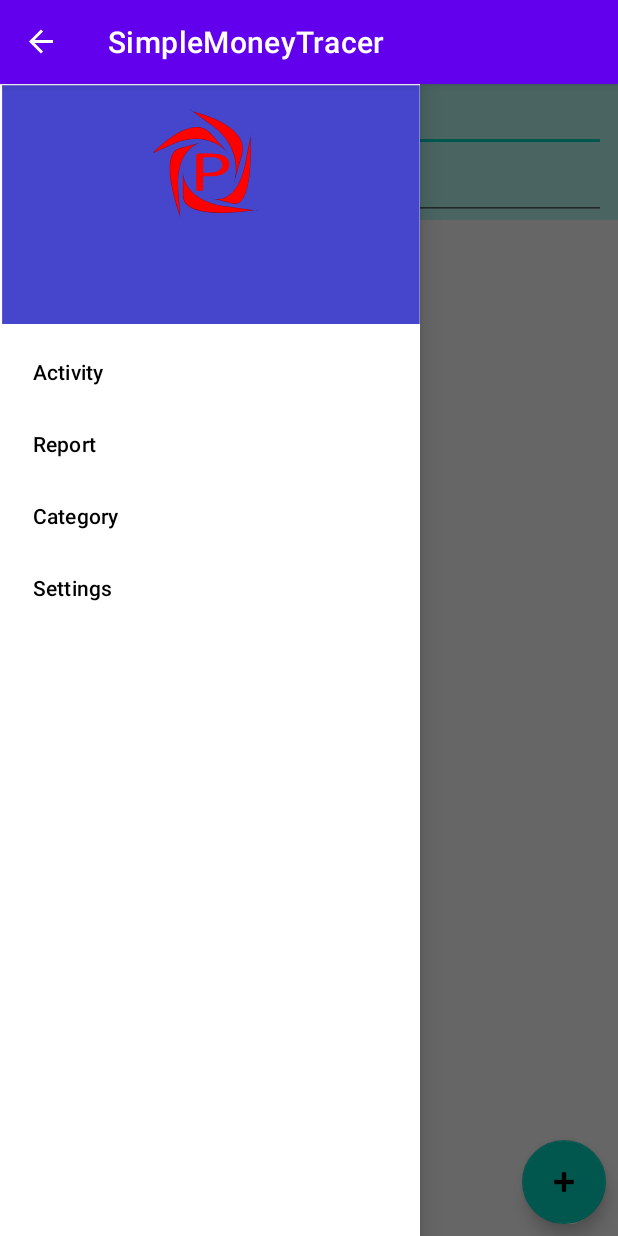
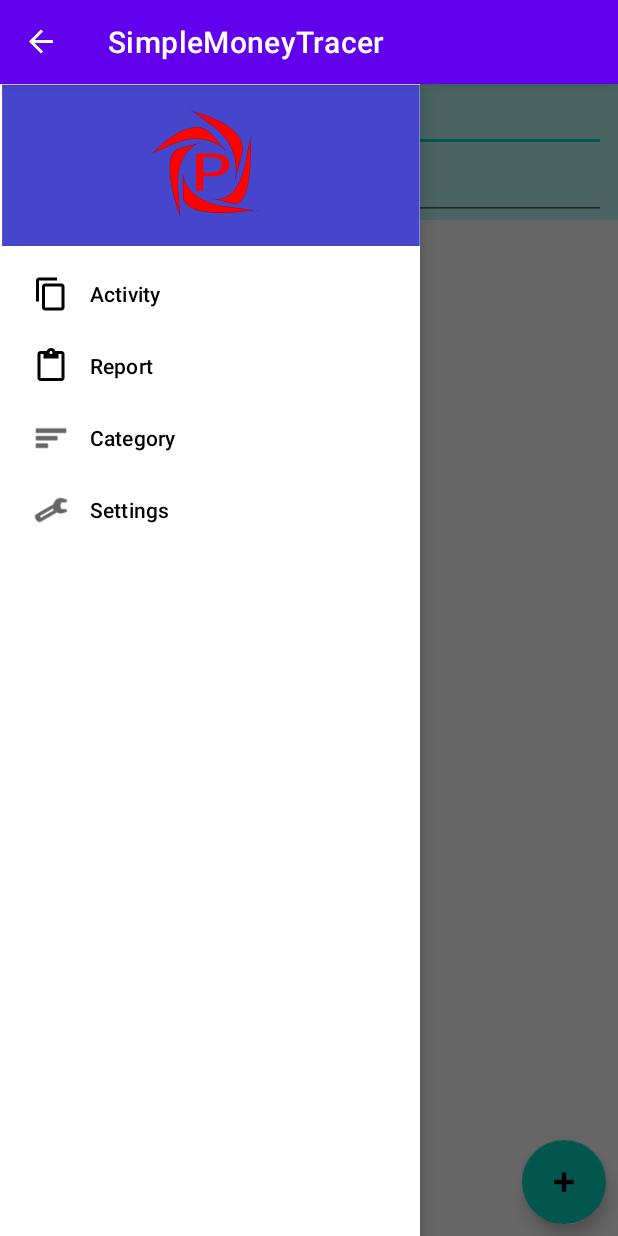
Before and after one commit to hyp0126/simple-money-tracer, an Android app: the screen it shows after launch (MainActivity), with the side drawer open, on a phone screen of 412 x 824 dp. Run offline under Robolectric (Android 15) with nearby library versions, the phone set to English and light mode, and no system bars.

Commit message:
add menu icon

```diff
--- a/app/src/main/res/layout/header.xml
+++ b/app/src/main/res/layout/header.xml
@@ -2,7 +2,7 @@
 <LinearLayout xmlns:android="http://schemas.android.com/apk/res/android"
     xmlns:app="http://schemas.android.com/apk/res-auto"
     android:layout_width="match_parent"
-    android:layout_height="160dp"
+    android:layout_height="wrap_content"
     android:background="@drawable/ic_launcher_background"
     android:orientation="vertical">
 
@@ -11,4 +11,5 @@
         android:layout_width="match_parent"
         android:layout_height="wrap_content"
         app:srcCompat="@drawable/ic_launcher_foreground" />
+
 </LinearLayout>
--- a/app/src/main/res/menu/drawer_menu.xml
+++ b/app/src/main/res/menu/drawer_menu.xml
@@ -3,14 +3,18 @@
 
     <item
         android:id="@+id/menuActivity"
+        android:icon="?attr/actionModeCopyDrawable"
         android:title="@string/activity" />
     <item
         android:id="@+id/menuReport"
+        android:icon="?attr/actionModePasteDrawable"
         android:title="@string/report" />
     <item
         android:id="@+id/menuCategory"
+        android:icon="@android:drawable/ic_menu_sort_by_size"
         android:title="@string/category" />
     <item
         android:id="@+id/menuSettings"
+        android:icon="@android:drawable/ic_menu_preferences"
         android:title="@string/settings" />
 </menu>
```
